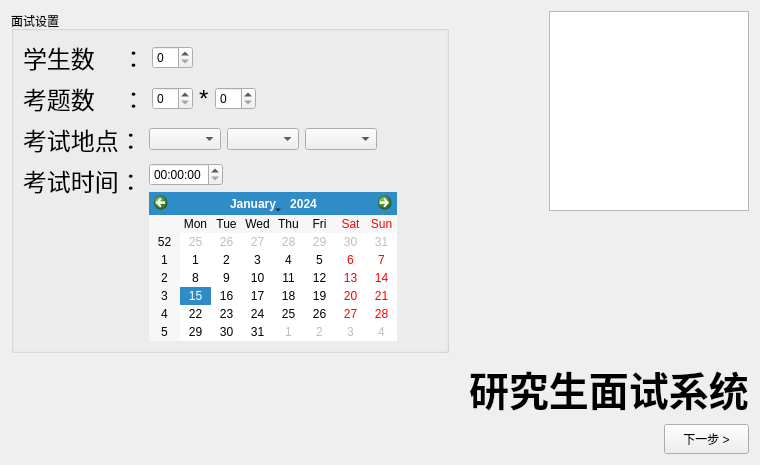
Qt form InterEditor.ui (jamesbee/stu-inter-sys) before a commit.
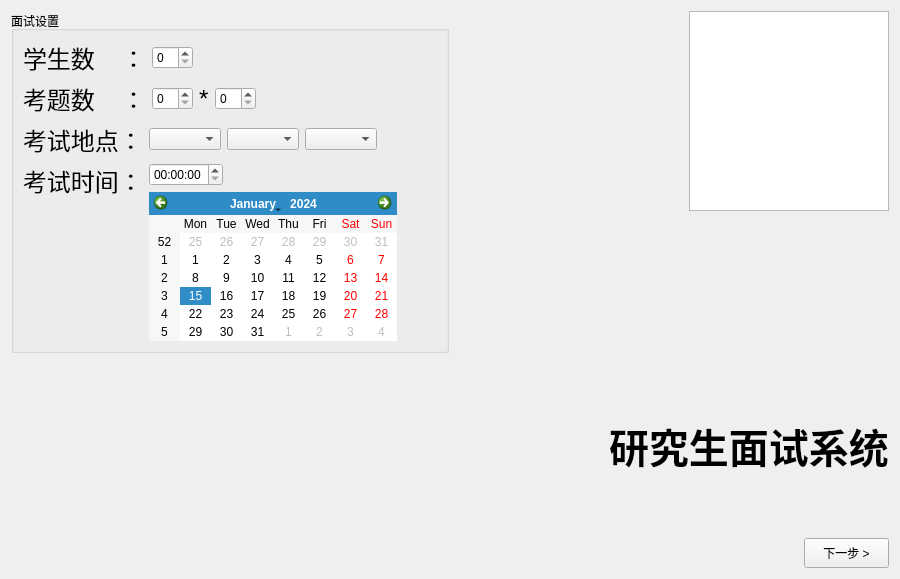
The same form after that commit.

What changed in the file:
```diff
--- a/InterEditor.ui
+++ b/InterEditor.ui
@@ -6,8 +6,8 @@
    <rect>
     <x>0</x>
     <y>0</y>
-    <width>760</width>
-    <height>459</height>
+    <width>900</width>
+    <height>579</height>
    </rect>
   </property>
   <property name="windowTitle">
```
